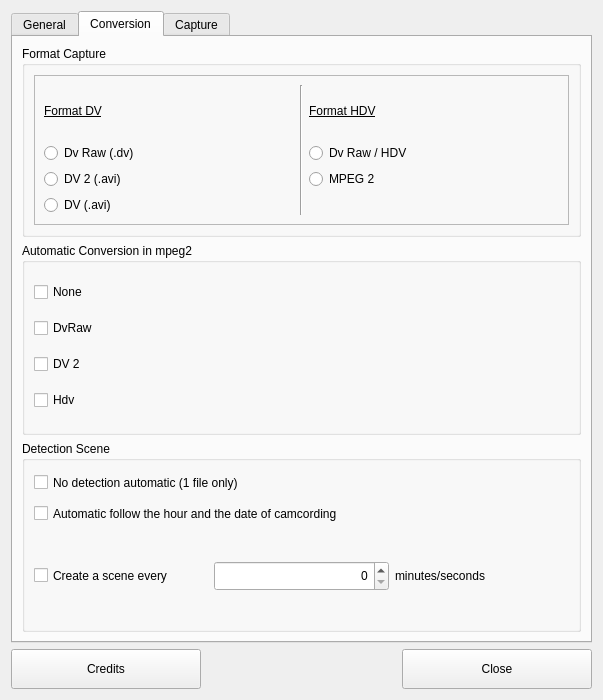
The window that src/ui/preferences.ui (olielvewen/QDvGrab) describes before a commit, drawn with Qt 5.
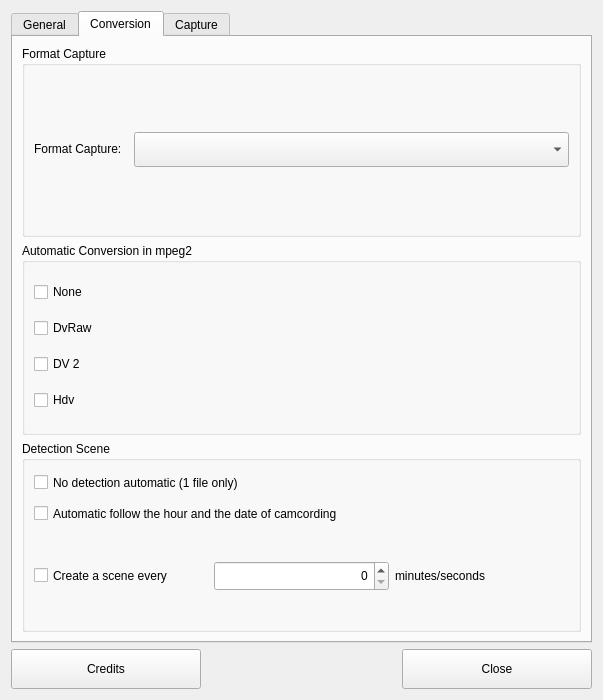
The same window after the commit. The open tabs and pages were chosen to show the change. Icons and pictures are not drawn.

Commit message: change checkbutton by a combobox for a better utilisation more rationnal

Diff of the .ui file:
```diff
--- a/src/ui/preferences.ui
+++ b/src/ui/preferences.ui
@@ -205,73 +205,37 @@
            <property name="title">
             <string>Format Capture</string>
            </property>
-           <layout class="QVBoxLayout" name="verticalLayout_3">
+           <layout class="QHBoxLayout" name="horizontalLayout_4">
             <item>
-             <widget class="QFrame" name="frame">
-              <property name="frameShape">
-               <enum>QFrame::StyledPanel</enum>
+             <widget class="QLabel" name="lblformats">
+              <property name="enabled">
+               <bool>true</bool>
               </property>
-              <property name="frameShadow">
-               <enum>QFrame::Raised</enum>
+              <property name="sizePolicy">
+               <sizepolicy hsizetype="Fixed" vsizetype="Fixed">
+                <horstretch>0</horstretch>
+                <verstretch>0</verstretch>
+               </sizepolicy>
               </property>
-              <layout class="QGridLayout" name="gridLayout_3">
-               <item row="0" column="0">
-                <widget class="QLabel" name="label">
-                 <property name="text">
-                  <string>&lt;html&gt;&lt;head/&gt;&lt;body&gt;&lt;p&gt;&lt;span style=&quot; text-decoration: underline;&quot;&gt;Format DV&lt;/span&gt;&lt;/p&gt;&lt;/body&gt;&lt;/html&gt;</string>
-                 </property>
-                </widget>
-               </item>
-               <item row="0" column="1" rowspan="4">
-                <widget class="Line" name="line">
-                 <property name="orientation">
-                  <enum>Qt::Vertical</enum>
-                 </property>
-                </widget>
-               </item>
-               <item row="0" column="2">
-                <widget class="QLabel" name="label_2">
-                 <property name="text">
-                  <string>&lt;html&gt;&lt;head/&gt;&lt;body&gt;&lt;p&gt;&lt;span style=&quot; text-decoration: underline;&quot;&gt;Format HDV&lt;/span&gt;&lt;/p&gt;&lt;/body&gt;&lt;/html&gt;</string>
-                 </property>
-                </widget>
-               </item>
-               <item row="1" column="0">
-                <widget class="QRadioButton" name="rdbdvraw">
-                 <property name="text">
-                  <string>Dv Raw (.dv)</string>
-                 </property>
-                </widget>
-               </item>
-               <item row="1" column="2">
-                <widget class="QRadioButton" name="rdbhdv">
-                 <property name="text">
-                  <string>Dv Raw / HDV</string>
-                 </property>
-                </widget>
-               </item>
-               <item row="2" column="0">
-                <widget class="QRadioButton" name="rdbdv2">
-                 <property name="text">
-                  <string>DV 2 (.avi)</string>
-                 </property>
-                </widget>
-               </item>
-               <item row="2" column="2">
-                <widget class="QRadioButton" name="rdbmpeg2">
-                 <property name="text">
-                  <string>MPEG 2</string>
-                 </property>
-                </widget>
-               </item>
-               <item row="3" column="0">
-                <widget class="QRadioButton" name="rdbdv">
-                 <property name="text">
-                  <string>DV (.avi)</string>
-                 </property>
-                </widget>
-               </item>
-              </layout>
+              <property name="minimumSize">
+               <size>
+                <width>94</width>
+                <height>35</height>
+               </size>
+              </property>
+              <property name="text">
+               <string>&lt;html&gt;&lt;head/&gt;&lt;body&gt;&lt;p&gt;Format Capture:&lt;/p&gt;&lt;/body&gt;&lt;/html&gt;</string>
+              </property>
+             </widget>
+            </item>
+            <item>
+             <widget class="QComboBox" name="cmbformatcapture">
+              <property name="minimumSize">
+               <size>
+                <width>434</width>
+                <height>35</height>
+               </size>
+              </property>
              </widget>
             </item>
            </layout>
```
The commit also changes 3 other files.
